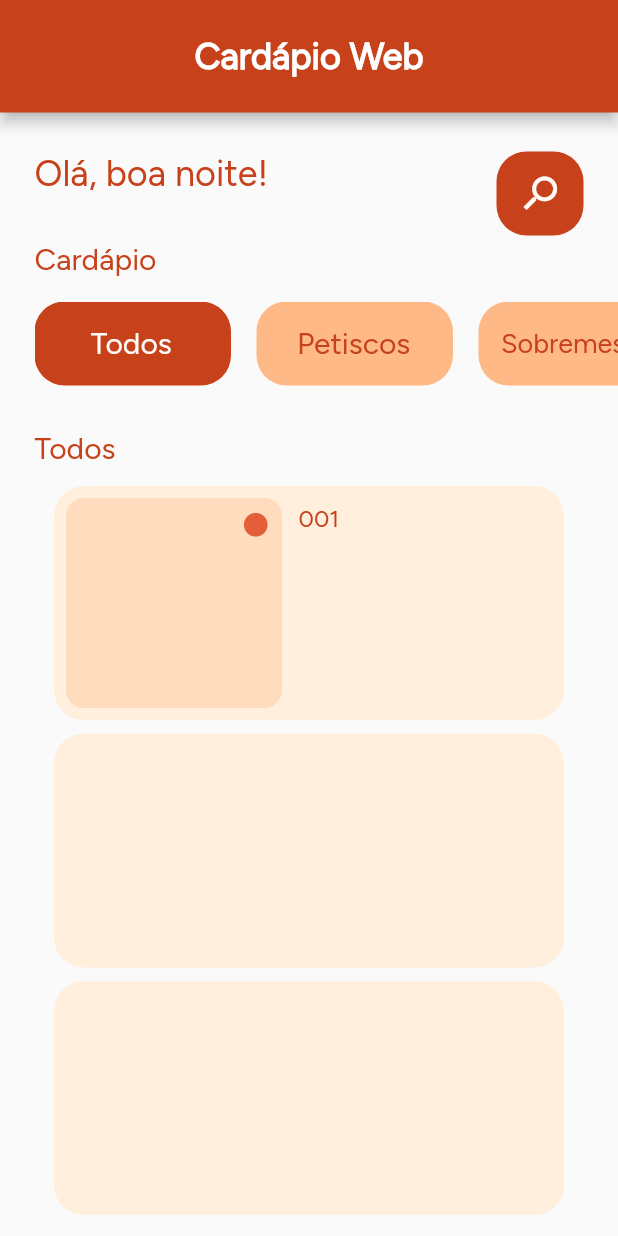
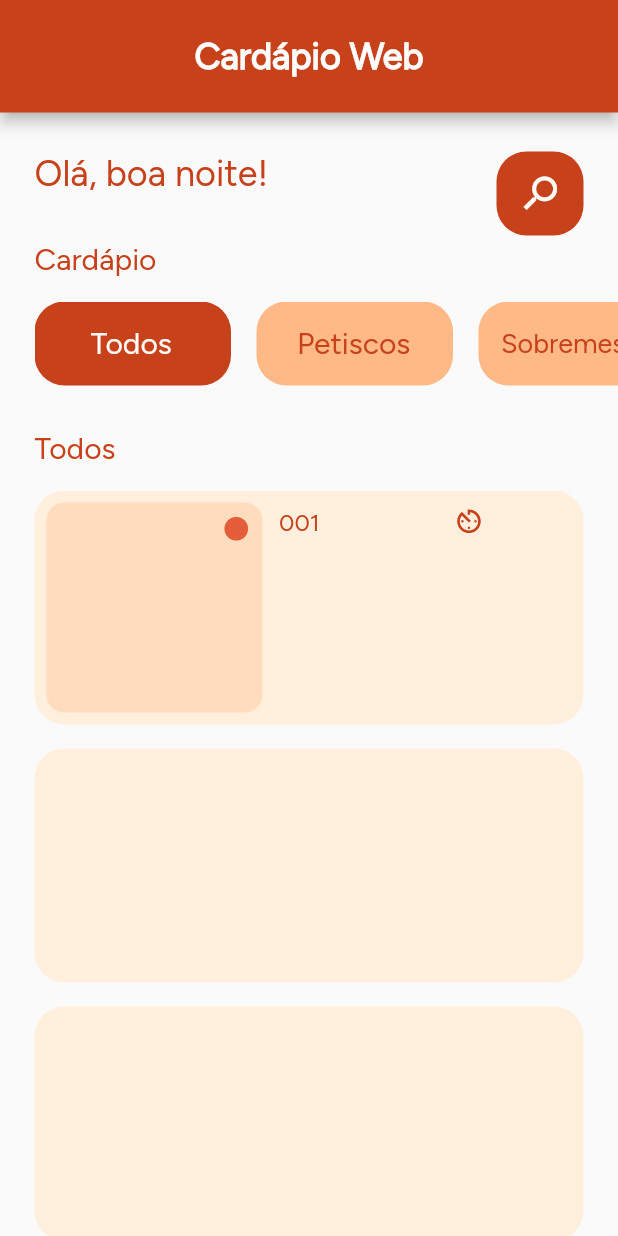
Before and after one commit to VivianeSouza923/desafioMenu-Sprint2, a Flutter app: the screen it shows after launch, on a phone screen of 412 x 824 dp. Run offline on Flutter 3.47's test engine with Material 2 defaults, Android fonts, the phone set to English and light mode, and no system bars.

Commit message:
today's work

```diff
--- a/lib/main.dart
+++ b/lib/main.dart
@@ -186,7 +186,7 @@ class HomePage extends StatelessWidget {
                     ),
                     child: const Padding(
                       padding:
-                          EdgeInsets.symmetric(vertical: 17.0, horizontal: 15),
+                          EdgeInsets.symmetric(vertical: 17.0, horizontal: 36),
                       child: Text(
                         "Massas",
                         style: TextStyle(
@@ -211,13 +211,13 @@ class HomePage extends StatelessWidget {
                     ),
                     child: const Padding(
                       padding:
-                          EdgeInsets.symmetric(vertical: 17.0, horizontal: 15),
+                          EdgeInsets.symmetric(vertical: 17.0, horizontal: 35),
                       child: Text(
-                        "Saladas",
+                        "Bebidas",
                         style: TextStyle(
                           fontFamily: 'FigTree',
                           fontWeight: FontWeight.w400,
-                          fontSize: 18,
+                          fontSize: 17,
                           color: Color(0xffC7411B),
                         ),
                       ),
@@ -245,12 +245,21 @@ class HomePage extends StatelessWidget {
             ),
 
             const SizedBox(
-              height: 13,
+              height: 16,
             ),
 
-            Padding(
-              padding: const EdgeInsets.symmetric(horizontal: 36.0),
-              child: Container(
+            Flexible(
+              child: ListView(
+
+                shrinkWrap: true,
+
+                padding: const EdgeInsets.symmetric(horizontal: 23),
+
+                scrollDirection: Axis.vertical,
+
+                children: <Widget>[
+
+                    Container(
                       width: 344,
                       height: 156,
                       decoration: BoxDecoration(
@@ -296,18 +305,31 @@ class HomePage extends StatelessWidget {
                             width: 89,
                           ),
 
+                          const Padding(
+                            padding: EdgeInsets.only(top: 10, bottom: 125),
+                            child: Icon(
+
+
+                              Icons.av_timer_outlined,
+                              size: 20.95,
+                              color: Color(0xffC7411B),
+
+
+
+
+                            ),
+                          ),
+
+
                         ],
                       ),
                     ),
-            ),
 
-            const SizedBox(
-              height: 9,
-            ),
+                    const SizedBox(height: 16,),
 
-            Padding(
-              padding: const EdgeInsets.symmetric(horizontal: 36),
-              child: Container(
+
+
+                    Container(
                       width: 344,
                       height: 156,
                       decoration: BoxDecoration(
@@ -315,21 +337,46 @@ class HomePage extends StatelessWidget {
                         borderRadius: BorderRadius.circular(20),
                       ),
                     ),
-            ),
 
-            const SizedBox(
-              height: 9,
-            ),
+                    const SizedBox(height: 16,),
 
-            Padding(
-              padding: const EdgeInsets.symmetric(horizontal: 36.0),
-              child: Container(
+
+                    Container(
                       width: 344,
                       height: 156,
                       decoration: BoxDecoration(
                         color: const Color(0xffFFEFDC),
                         borderRadius: BorderRadius.circular(20),
                       ),
+                    ),
+
+                    const SizedBox(height: 16,),
+
+
+                    Container(
+                      width: 344,
+                      height: 156,
+                      decoration: BoxDecoration(
+                        color: const Color(0xffFFEFDC),
+                        borderRadius: BorderRadius.circular(20),
+                      ),
+                    ),
+
+
+                    const SizedBox(height: 16,),
+
+
+                    Container(
+                      width: 344,
+                      height: 156,
+                      decoration: BoxDecoration(
+                        color: const Color(0xffFFEFDC),
+                        borderRadius: BorderRadius.circular(20),
+                      ),
+                    ),
+
+                    const SizedBox(height: 16,),
+                ],
               ),
             ),
           ],
--- a/pubspec.yaml
+++ b/pubspec.yaml
@@ -30,6 +30,7 @@ environment:
 dependencies:
 
   flutter:
+
     sdk: flutter
   flutter_svg: ^1.1.0
   carousel_slider: ^4.0.0
@@ -44,6 +45,7 @@ dependencies:
 
 
 
+
 dev_dependencies:
   flutter_test:
     sdk: flutter
@@ -54,6 +56,7 @@ dev_dependencies:
   # package. See that file for information about deactivating specific lint
   # rules and activating additional ones.
   flutter_lints: ^2.0.0
+  flutter_launcher_icons: "^0.13.1"
 
 # For information on the generic Dart part of this file, see the
 # following page: https://dart.dev/tools/pub/pubspec
```
Also changed, not shown: pubspec.lock. Lines whose indentation alone changed are shown as unchanged.
